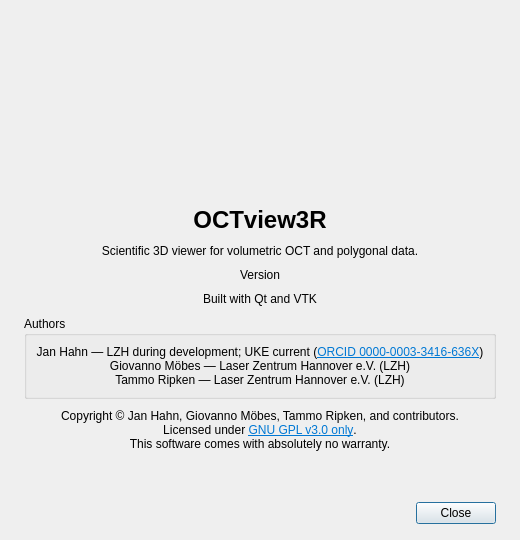
Old version of the form OCTview3R/aboutdialog.ui in the repository janlazer/UKE-OCTview3R.
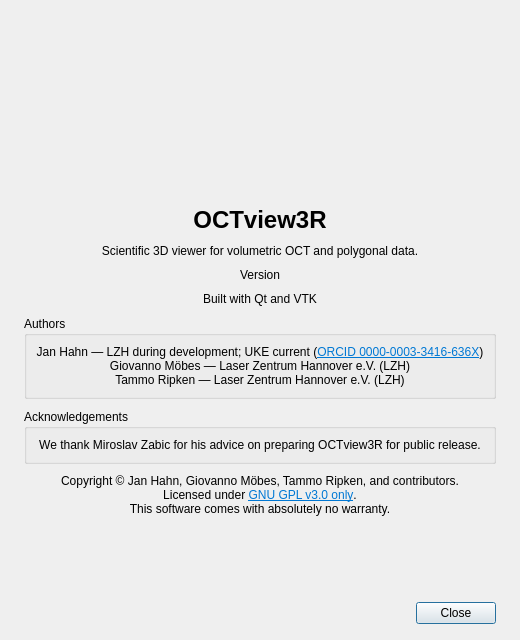
New version of the form. Icons and pictures are not drawn.

Commit message: Prepare private release review and acknowledge publication support

The edit to the form file:
```diff
--- a/OCTview3R/aboutdialog.ui
+++ b/OCTview3R/aboutdialog.ui
@@ -7,13 +7,13 @@
     <x>0</x>
     <y>0</y>
     <width>520</width>
-    <height>540</height>
+    <height>640</height>
    </rect>
   </property>
   <property name="minimumSize">
    <size>
     <width>440</width>
-    <height>520</height>
+    <height>620</height>
    </size>
   </property>
   <property name="windowTitle">
@@ -125,6 +125,20 @@
      </layout>
     </widget>
    </item>
+   <item>
+    <widget class="QGroupBox" name="acknowledgementsGroup">
+     <property name="title"><string>Acknowledgements</string></property>
+     <layout class="QVBoxLayout" name="acknowledgementsLayout">
+      <item>
+       <widget class="QLabel" name="acknowledgementsLabel">
+        <property name="text"><string>We thank Miroslav Zabic for his advice on preparing OCTview3R for public release.</string></property>
+        <property name="alignment"><set>Qt::AlignCenter</set></property>
+        <property name="wordWrap"><bool>true</bool></property>
+       </widget>
+      </item>
+     </layout>
+    </widget>
+   </item>
    <item>
     <widget class="QLabel" name="licenseLabel">
      <property name="text">
```
The commit also changes 13 other files.
